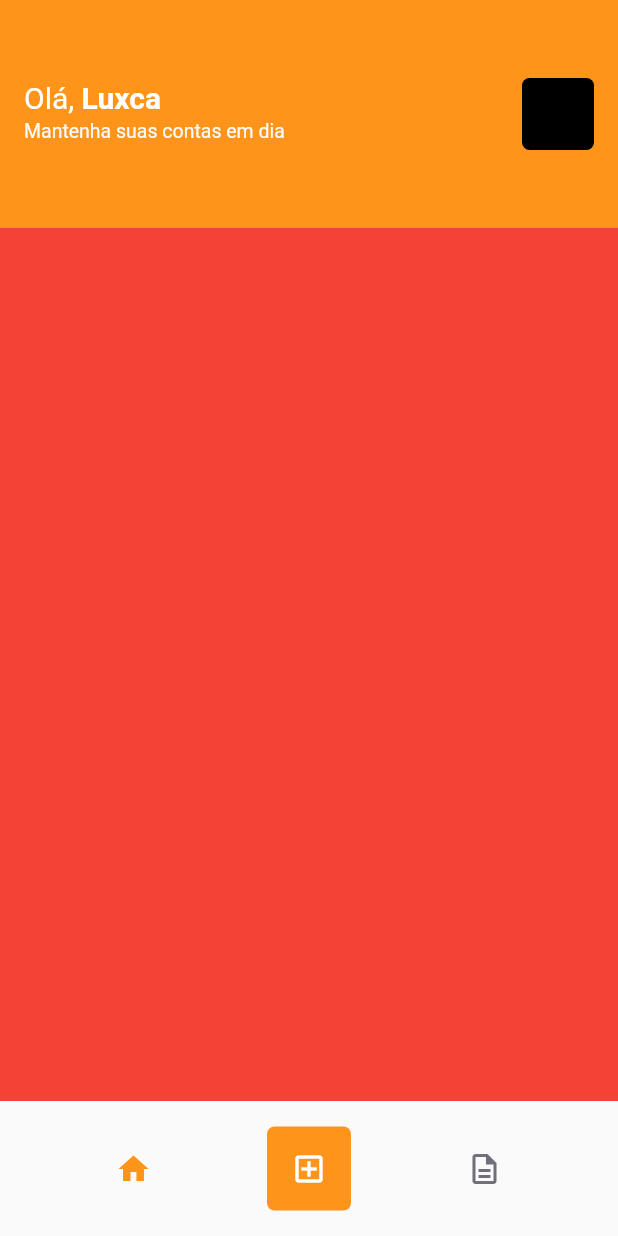
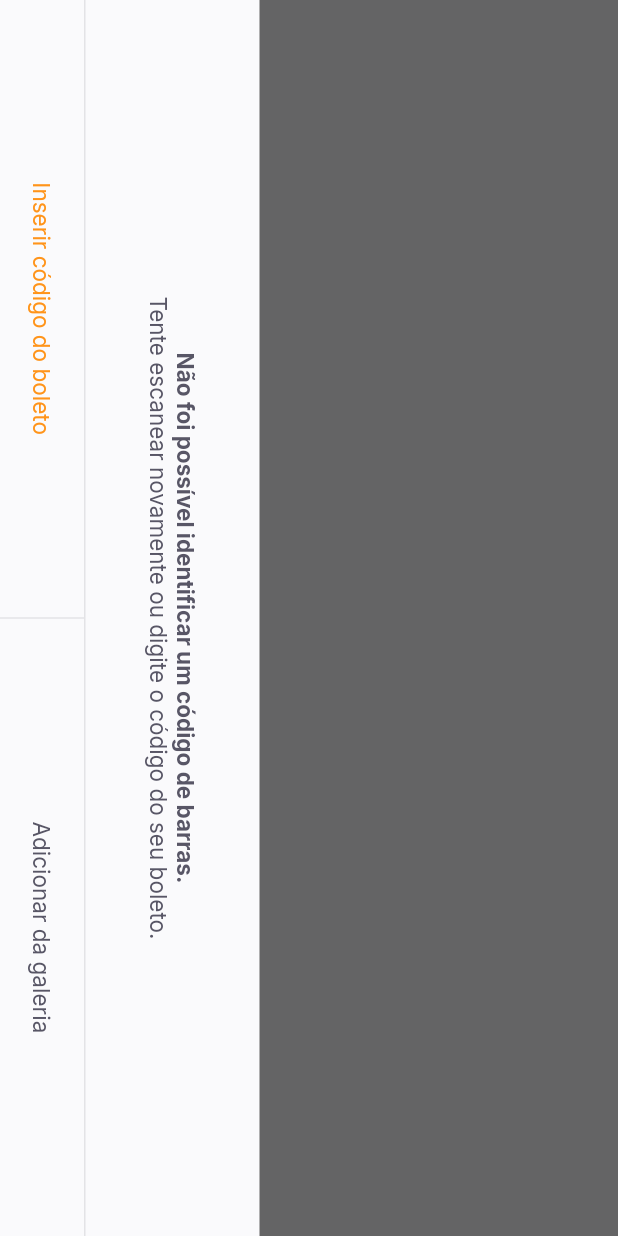
Before and after one commit to LucasFerreiraJs/rocketseat-payflow-flutter, a Flutter app: the HomePage screen opened by its route, after a tap on the "add box" icon, on a phone screen of 412 x 824 dp. Run offline on Flutter 3.47's test engine with Material 2 defaults, Android fonts, the phone set to English and light mode, and no system bars; our stand-ins replace firebase_core, google_fonts, google_sign_in, shared_preferences; accounts and stored records are empty.

Commit message:
feature(BarcodeScannerPage): init barcode page config textstyles and positions

```diff
--- a/lib/app-widget.dart
+++ b/lib/app-widget.dart
@@ -1,4 +1,5 @@
 import 'package:flutter/material.dart';
+import 'package:payflow/modules/barcode-scanner/barcode-scanner-page.dart';
 import 'package:payflow/modules/home/home-page.dart';
 import 'package:payflow/modules/login/login-page.dart';
 import 'package:payflow/modules/splash/splash-page.dart';
@@ -13,6 +14,7 @@ class AppWidget extends StatelessWidget {
       title: 'NLW PayFlow',
       debugShowCheckedModeBanner: false,
       theme: ThemeData(
+        primarySwatch: Colors.orange,
         primaryColor: AppColors.primary,
       ),
       // home: const LoginPage(),
@@ -21,6 +23,7 @@ class AppWidget extends StatelessWidget {
         "/splash": (context) => SplashPage(),
         "/home": (context) => HomePage(),
         "/login": (context) => LoginPage(),
+        "/barcode-scanner": (context) => BarcodeScannerPage(),
       },
     );
   }
--- /dev/null
+++ b/lib/modules/barcode-scanner/barcode-scanner-page.dart
@@ -0,0 +1,76 @@
+import 'package:flutter/material.dart';
+import 'package:payflow/shared/themes/app-colors.dart';
+import 'package:payflow/shared/themes/app-text-style.dart';
+import 'package:payflow/shared/widgets/bottom-sheet/bottm-sheet-widget.dart';
+
+import 'package:payflow/shared/widgets/set-label-buttons/set-label-buttons-widget.dart';
+
+class BarcodeScannerPage extends StatefulWidget {
+  const BarcodeScannerPage({Key? key}) : super(key: key);
+
+  @override
+  State<BarcodeScannerPage> createState() => _BarcodeScannerPageState();
+}
+
+class _BarcodeScannerPageState extends State<BarcodeScannerPage> {
+  @override
+  Widget build(BuildContext context) {
+    return BottomSheetWidget(
+      primaryLabel: "Inserir código do boleto",
+      primaryOnPressed: () {},
+      secondaryLabel: "Adicionar da galeria",
+      secondaryOnPressed: () {},
+      title: "Não foi possível identificar um código de barras.",
+      subTitle: "Tente escanear novamente ou digite o código do seu boleto.",
+    );
+
+    return SafeArea(
+      top: true,
+      bottom: true,
+      left: true,
+      right: true,
+      child: RotatedBox(
+        quarterTurns: 1,
+        child: Scaffold(
+          appBar: AppBar(
+            backgroundColor: Colors.black,
+            title: Text(
+              "Escaneie o código de barras do boleto",
+              style: AppTextStyles.buttonBackground,
+            ),
+            centerTitle: true,
+            leading: BackButton(
+              color: AppColors.background,
+            ),
+          ),
+          body: Column(
+            children: <Widget>[
+              Expanded(
+                child: Container(
+                  color: Colors.black,
+                ),
+              ),
+              Expanded(
+                flex: 2,
+                child: Container(
+                  color: Colors.transparent,
+                ),
+              ),
+              Expanded(
+                child: Container(
+                  color: Colors.black,
+                ),
+              ),
+            ],
+          ),
+          bottomNavigationBar: SetLabelButtonsWidget(
+            primaryLabel: "Inserir código do boleto",
+            primaryOnPressed: () {},
+            secondaryLabel: "Adicionar da galeria",
+            secondaryOnPressed: () {},
+          ),
+        ),
+      ),
+    );
+  }
+}
--- a/lib/modules/home/home-page.dart
+++ b/lib/modules/home/home-page.dart
@@ -71,6 +71,7 @@ class _HomePageState extends State<HomePage> {
             GestureDetector(
               onTap: () {
                 print("gesture tap");
+                Navigator.pushNamed(context, "/barcode-scanner");
               },
               child: Container(
                 width: 56,
--- /dev/null
+++ b/lib/shared/widgets/bottom-sheet/bottm-sheet-widget.dart
@@ -0,0 +1,75 @@
+import 'package:flutter/material.dart';
+import 'package:payflow/shared/themes/app-colors.dart';
+import 'package:payflow/shared/themes/app-text-style.dart';
+import 'package:payflow/shared/widgets/set-label-buttons/set-label-buttons-widget.dart';
+
+class BottomSheetWidget extends StatelessWidget {
+  final String primaryLabel;
+  final VoidCallback primaryOnPressed;
+  final String secondaryLabel;
+  final VoidCallback secondaryOnPressed;
+  final String title;
+  final String subTitle;
+
+  const BottomSheetWidget({
+    Key? key,
+    required this.primaryLabel,
+    required this.primaryOnPressed,
+    required this.secondaryLabel,
+    required this.secondaryOnPressed,
+    required this.title,
+    required this.subTitle,
+  }) : super(key: key);
+
+  @override
+  Widget build(BuildContext context) {
+    return SafeArea(
+      child: RotatedBox(
+        quarterTurns: 1,
+        child: Material(
+          child: Container(
+            color: AppColors.shape,
+            child: Column(
+              children: [
+                Expanded(
+                  child: Container(color: Colors.black.withOpacity(0.6)),
+                ),
+                Column(
+                  children: <Widget>[
+                    Padding(
+                      padding: const EdgeInsets.all(40),
+                      child: Text.rich(
+                        textAlign: TextAlign.center,
+                        TextSpan(
+                          text: title,
+                          style: AppTextStyles.buttonBoldHeading,
+                          children: [
+                            TextSpan(
+                              text: "\n$subTitle",
+                              style: AppTextStyles.buttonHeading,
+                            ),
+                          ],
+                        ),
+                      ),
+                    ),
+                    Container(
+                      height: 1,
+                      color: AppColors.stroke,
+                    ),
+                    SetLabelButtonsWidget(
+                      enablePrimaryColor: true,
+                      primaryLabel: primaryLabel,
+                      primaryOnPressed: primaryOnPressed,
+                      secondaryLabel: secondaryLabel,
+                      secondaryOnPressed: secondaryOnPressed,
+                    ),
+                  ],
+                ),
+              ],
+            ),
+          ),
+        ),
+      ),
+    );
+  }
+}
--- /dev/null
+++ b/lib/shared/widgets/divider/divider-widget.dart
@@ -0,0 +1,15 @@
+import 'package:flutter/material.dart';
+import 'package:payflow/shared/themes/app-colors.dart';
+
+class DividerWidget extends StatelessWidget {
+  const DividerWidget({Key? key}) : super(key: key);
+
+  @override
+  Widget build(BuildContext context) {
+    return Container(
+      width: 1,
+      height: double.maxFinite,
+      color: AppColors.stroke,
+    );
+  }
+}
--- /dev/null
+++ b/lib/shared/widgets/label-button/label-button-widget.dart
@@ -0,0 +1,33 @@
+// ignore_for_file: public_member_api_docs, sort_constructors_first
+import 'package:flutter/material.dart';
+
+import 'package:payflow/shared/themes/app-text-style.dart';
+
+class LabelButtonWidget extends StatelessWidget {
+  final String label;
+  final VoidCallback onPressedFunction;
+  final TextStyle? style;
+
+  const LabelButtonWidget({
+    Key? key,
+    required this.label,
+    required this.onPressedFunction,
+    this.style,
+  }) : super(key: key);
+
+  @override
+  Widget build(BuildContext context) {
+    return Container(
+      height: 56,
+      child: TextButton(
+        onPressed: () {
+          onPressedFunction();
+        },
+        child: Text(
+          label,
+          style: style ?? AppTextStyles.buttonHeading,
+        ),
+      ),
+    );
+  }
+}
--- /dev/null
+++ b/lib/shared/widgets/set-label-buttons/set-label-buttons-widget.dart
@@ -0,0 +1,51 @@
+import 'package:flutter/material.dart';
+import 'package:payflow/shared/themes/app-text-style.dart';
+import 'package:payflow/shared/widgets/divider/divider-widget.dart';
+
+import '../label-button/label-button-widget.dart';
+
+class SetLabelButtonsWidget extends StatelessWidget {
+  final String primaryLabel;
+  final VoidCallback primaryOnPressed;
+  final String secondaryLabel;
+  final VoidCallback secondaryOnPressed;
+  final bool enablePrimaryColor;
+
+  const SetLabelButtonsWidget({
+    Key? key,
+    required this.primaryLabel,
+    required this.primaryOnPressed,
+    required this.secondaryLabel,
+    required this.secondaryOnPressed,
+    this.enablePrimaryColor = false,
+  }) : super(key: key);
+
+  @override
+  Widget build(BuildContext context) {
+    return Container(
+      height: 56,
+      child: Row(
+        children: [
+          Expanded(
+            child: LabelButtonWidget(
+              label: primaryLabel,
+              style: enablePrimaryColor ? AppTextStyles.buttonPrimary : null,
+              onPressedFunction: () {
+                print("clicado");
+              },
+            ),
+          ),
+          DividerWidget(),
+          Expanded(
+            child: LabelButtonWidget(
+              label: secondaryLabel,
+              onPressedFunction: () {
+                print("clicado");
+              },
+            ),
+          ),
+        ],
+      ),
+    );
+  }
+}
--- a/pubspec.yaml
+++ b/pubspec.yaml
@@ -40,6 +40,11 @@ dependencies:
   google_sign_in_web: ^0.10.0
   firebase_core_platform_interface: 4.5.1
   shared_preferences: ^2.0.6
+  google_ml_kit: ^0.6.0
+  camera: ^0.8.1+3
+  image_picker: ^0.8.0+4
+  image_picker_web: ^2.0.0
+
 
 dev_dependencies:
   flutter_test:
```
Also changed, not shown: pubspec.lock, 1 other file.
